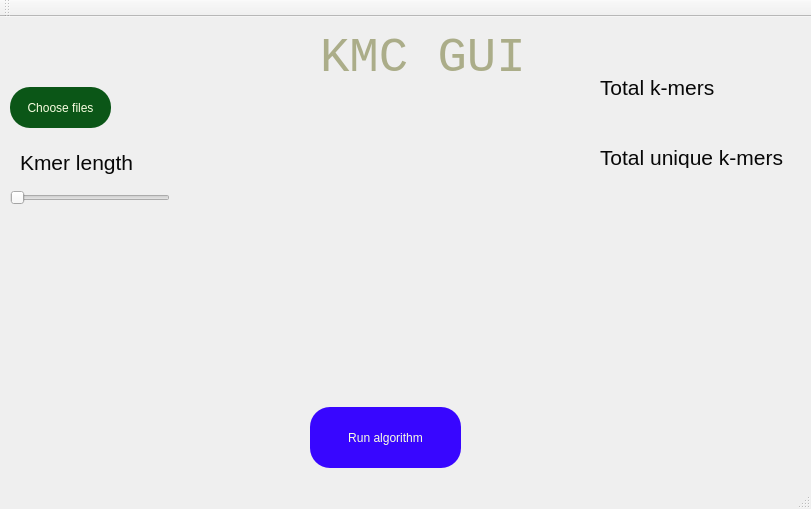
Old version of the form KMCGUI/KMCGUI/KMCGUI.ui in the repository matcho948/KMCGUI.
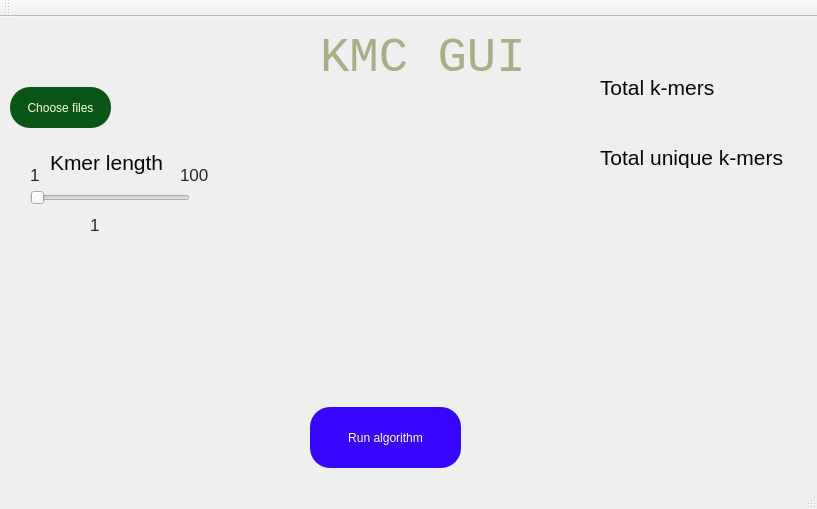
New version of the form.

```diff
--- a/KMCGUI/KMCGUI/KMCGUI.ui
+++ b/KMCGUI/KMCGUI/KMCGUI.ui
@@ -6,7 +6,7 @@
    <rect>
     <x>0</x>
     <y>0</y>
-    <width>811</width>
+    <width>817</width>
     <height>509</height>
    </rect>
   </property>
@@ -164,7 +164,7 @@
    <widget class="QSlider" name="horizontalSlider">
     <property name="geometry">
      <rect>
-      <x>10</x>
+      <x>30</x>
       <y>170</y>
       <width>160</width>
       <height>22</height>
@@ -177,7 +177,7 @@
    <widget class="QLabel" name="label_6">
     <property name="geometry">
      <rect>
-      <x>20</x>
+      <x>50</x>
       <y>130</y>
       <width>131</width>
       <height>31</height>
@@ -195,6 +195,69 @@
      <string>Kmer length</string>
     </property>
    </widget>
+   <widget class="QLabel" name="label_7">
+    <property name="geometry">
+     <rect>
+      <x>30</x>
+      <y>150</y>
+      <width>49</width>
+      <height>16</height>
+     </rect>
+    </property>
+    <property name="font">
+     <font>
+      <pointsize>13</pointsize>
+     </font>
+    </property>
+    <property name="styleSheet">
+     <string notr="true">color: rgb(39, 39, 39);</string>
+    </property>
+    <property name="text">
+     <string>1</string>
+    </property>
+   </widget>
+   <widget class="QLabel" name="label_8">
+    <property name="geometry">
+     <rect>
+      <x>180</x>
+      <y>150</y>
+      <width>49</width>
+      <height>16</height>
+     </rect>
+    </property>
+    <property name="font">
+     <font>
+      <pointsize>13</pointsize>
+     </font>
+    </property>
+    <property name="styleSheet">
+     <string notr="true">color: rgb(39, 39, 39);</string>
+    </property>
+    <property name="text">
+     <string>100</string>
+    </property>
+   </widget>
+   <widget class="QLabel" name="label_10">
+    <property name="geometry">
+     <rect>
+      <x>90</x>
+      <y>200</y>
+      <width>49</width>
+      <height>16</height>
+     </rect>
+    </property>
+    <property name="font">
+     <font>
+      <pointsize>13</pointsize>
+     </font>
+    </property>
+    <property name="styleSheet">
+     <string notr="true">color: rgb(39, 39, 39);</string>
+    </property>
+    <property name="text">
+     <string>1</string>
+    </property>
+   </widget>
   </widget>
   <widget class="QMenuBar" name="menuBar">
    <property name="geometry">
```
Left out of the diff: 2 changed lines with no effect on the pictures.
